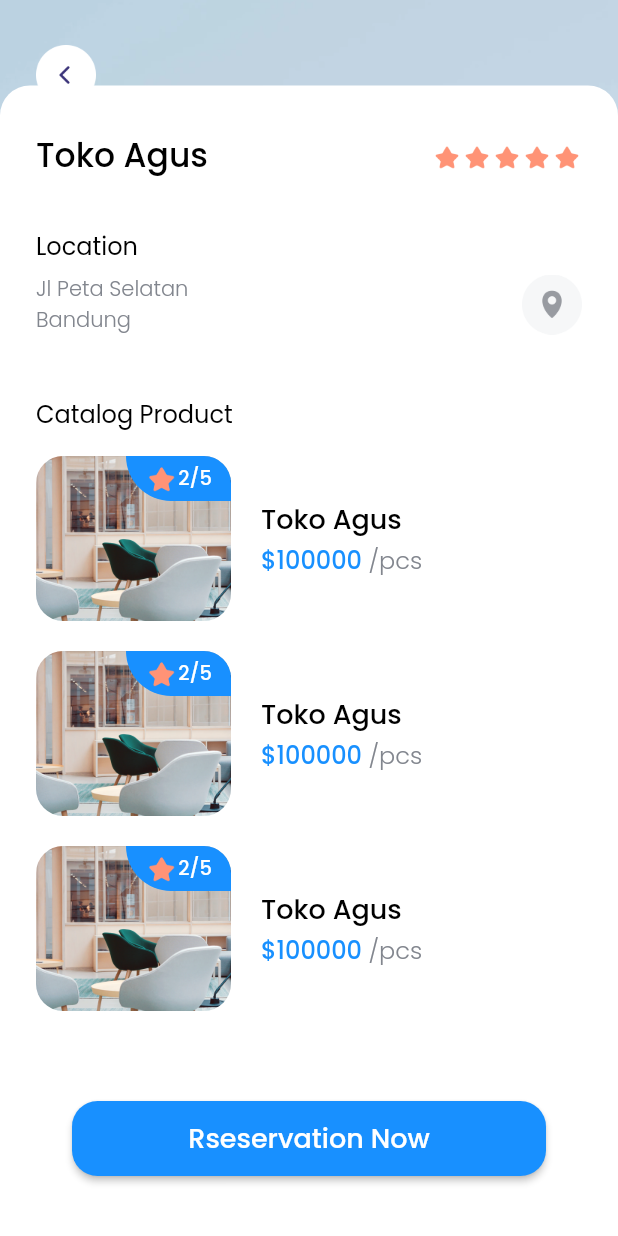
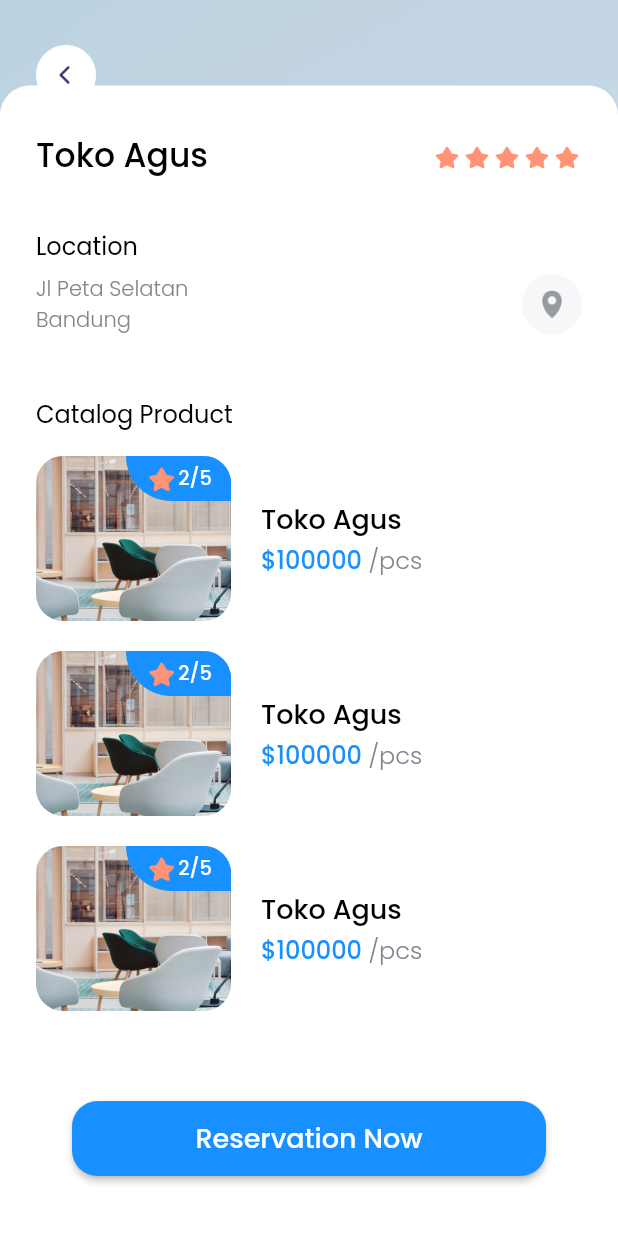
Before and after one commit to tubes-abp/mobile-app-pariwisata, a Flutter app: the DetailPage screen opened directly, scrolled down 271 dp, on a phone screen of 412 x 824 dp. Run offline on Flutter 3.47's test engine with Material 2 defaults, Android fonts, the light colour scheme and no system bars; our stand-ins replace google_fonts.

Commit message:
progress: change text button

```diff
--- a/lib/pages/detail_page.dart
+++ b/lib/pages/detail_page.dart
@@ -151,7 +151,7 @@ class DetailPage extends StatelessWidget {
                                 borderRadius: BorderRadius.circular(17)),
                           ),
                           child: Text(
-                            'Rseservation Now',
+                            'Reservation Now',
                             style: whiteTextStyle.copyWith(
                               fontSize: 18,
                             ),
```
